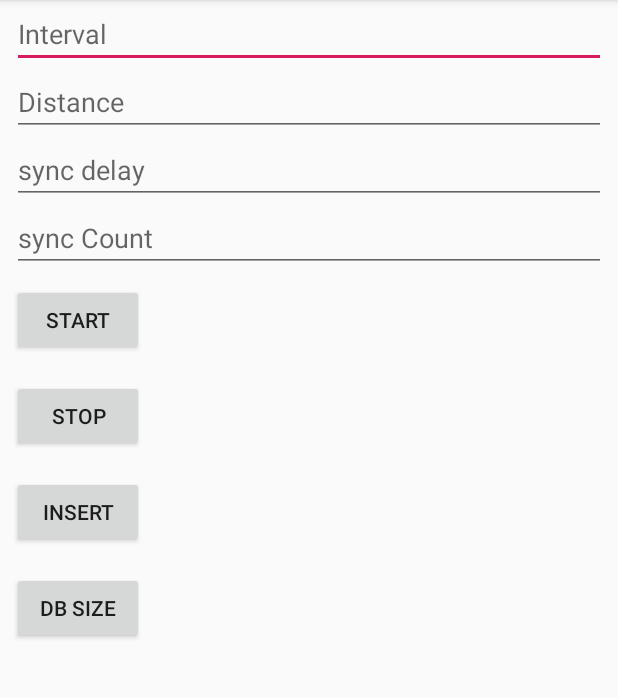
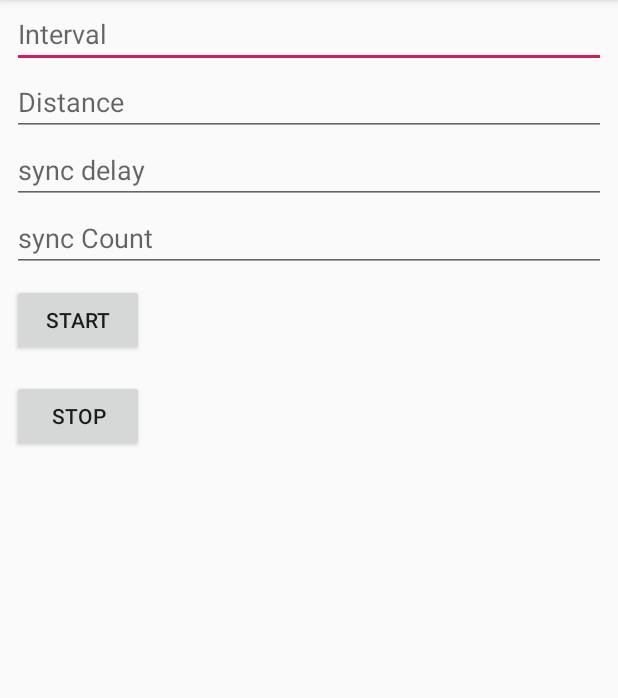
Before and after one commit to m0hammadgh/LocationTracking, an Android app: the screen it shows after launch (MainActivity), on a phone screen of 412 x 824 dp, the part 84-782 px from its top. Run offline under Robolectric (Android 15) with nearby library versions, the phone set to English and light mode, and no system bars; our stand-ins replace EventBus.

Commit message:
changing repo

```diff
--- a/app/src/main/java/com/golriz/locationtracker/MainActivity.kt
+++ b/app/src/main/java/com/golriz/locationtracker/MainActivity.kt
@@ -1,39 +1,35 @@
 package com.golriz.locationtracker
 
 import android.os.Bundle
-import android.widget.Toast
 import androidx.annotation.NonNull
 import androidx.appcompat.app.AppCompatActivity
-import androidx.lifecycle.Observer
 import com.golriz.gpstracker.broadCast.Events
-import com.golriz.gpstracker.broadCast.GlobalBus
 import com.golriz.gpstracker.core.LocationTracker
-import com.golriz.gpstracker.db.model.UserCurrentLocation
-import com.golriz.gpstracker.db.repository.RoomRepository
-import com.golriz.gpstracker.gpsInfo.AppLog
 import com.golriz.gpstracker.gpsInfo.GpsSetting
 import com.golriz.gpstracker.utils.SettingsLocationTracker.PERMISSION_ACCESS_LOCATION_CODE
 import kotlinx.android.synthetic.main.activity_main.*
 import org.greenrobot.eventbus.Subscribe
 import org.greenrobot.eventbus.ThreadMode
-import java.util.*
-import kotlin.concurrent.fixedRateTimer
 
 
 class MainActivity : AppCompatActivity() {
 
-    private lateinit var time: Timer
+
     var locationTracker: LocationTracker? = null
     override fun onCreate(savedInstanceState: Bundle?) {
         super.onCreate(savedInstanceState)
         setContentView(R.layout.activity_main)
         init()
 
-        this.time = fixedRateTimer("default", true, 1000L, 10000) {
-            AppLog.d("Hello from timer")
-        }
+
         btnStop.setOnClickListener {
-
+            locationTracker = LocationTracker("my.action.mohammad", this)
+                .setNewPointInterval(edtInterval.text.toString().toLong())
+                .setOnlyGpsMode(true)
+                .setMinDistanceBetweenLocations(edtMinDistance.text.toString().toInt())
+                .setCountOfSyncItems(edtSyncCount.text.toString().toInt())
+                .setSyncToServerInterval(edtSynInterval.text.toString().toLong())
+                .setHighAccuracyMode(true)
             locationTracker?.start(baseContext, this)
         }
 
@@ -41,69 +37,22 @@ class MainActivity : AppCompatActivity() {
             stopService()
         }
 
-        insertData.setOnClickListener {
-
-
-        }
-
-        getsize.setOnClickListener {
-
-            Toast.makeText(this, "${RoomRepository(this).getLasSubmittedItem().latitude}", Toast.LENGTH_LONG).show()
-//            getLocationList()
-//            getLastInsertedItem()
-        }
 
     }
 
     private fun init() {
-
-        locationTracker = LocationTracker("my.action.mohammad")
-            .setNewPointInterval(5000)
-            .setOnlyGpsMode(true)
-            .setMinDistanceBetweenLocations(50)
-            .setCountOfSyncItems(5)
-            .setSyncToServerInterval(5000)
-            .setHighAccuracyMode(true)
-        GlobalBus.bus?.register(this)
-
-
-        val i = GpsSetting.instance?.gpsData?.satellitesSize
-
 
     }
 
 
     private fun stopService() {
         locationTracker?.stopLocationService(this)
-        time.cancel()
-    }
-
-    private fun addDataToDB() {
-        RoomRepository(this).insertTask(123.565, 15.6663, null)
-    }
-
-    private fun getLocationList() {
-
-        RoomRepository(this).tasks.observe(
-            this,
-            Observer<List<UserCurrentLocation>> { locations ->
-                Toast.makeText(this, "${locations.size}", Toast.LENGTH_LONG).show()
-            })
-    }
-
-    private fun getLastInsertedItem() {
-        RoomRepository(this).getLasSubmittedRecord().observe(this,
-            Observer<UserCurrentLocation> { lastItem ->
-                Toast.makeText(this, "${lastItem.latitude} ${lastItem.id}", Toast.LENGTH_LONG).show()
-
-
-            })
     }
 
 
     override fun onRequestPermissionsResult(requestCode: Int, @NonNull permissions: Array<String>, @NonNull grantResults: IntArray) {
 
-        LocationTracker("my.action.mohammad").onRequestPermission(requestCode, permissions, grantResults)
+        LocationTracker("my.action.mohammad",this).onRequestPermission(requestCode, permissions, grantResults)
         super.onRequestPermissionsResult(requestCode, permissions, grantResults)
         if (requestCode == PERMISSION_ACCESS_LOCATION_CODE) {
             (locationTracker?.start(baseContext, this))
@@ -113,10 +62,6 @@ class MainActivity : AppCompatActivity() {
 
     }
 
-    companion object {
-
-        private val TAG_PERMISSION_CODE = 10052
-    }
 
     @Subscribe(sticky = true, threadMode = ThreadMode.MAIN)
     fun getMessage(fragmentActivityMessage: Events.SendLocation) {
@@ -124,4 +69,6 @@ class MainActivity : AppCompatActivity() {
 
 
     }
+
+
 }
--- a/app/src/main/res/layout/activity_main.xml
+++ b/app/src/main/res/layout/activity_main.xml
@@ -8,6 +8,7 @@
               tools:context=".MainActivity">
 
     <EditText
+            android:id="@+id/edtInterval"
             android:layout_width="match_parent"
             android:layout_height="wrap_content"
             android:layout_marginStart="8dp"
@@ -19,6 +20,7 @@
             app:layout_constraintStart_toStartOf="parent"/>
 
     <EditText
+            android:id="@+id/edtMinDistance"
             android:layout_width="match_parent"
             android:layout_height="wrap_content"
             android:layout_marginStart="8dp"
@@ -30,6 +32,7 @@
             app:layout_constraintStart_toStartOf="parent"/>
 
     <EditText
+            android:id="@+id/edtSynInterval"
             android:layout_width="match_parent"
             android:layout_height="wrap_content"
             android:layout_marginStart="8dp"
@@ -41,6 +44,7 @@
             app:layout_constraintStart_toStartOf="parent"/>
 
     <EditText
+            android:id="@+id/edtSyncCount"
             android:layout_width="match_parent"
             android:layout_height="wrap_content"
             android:layout_marginStart="8dp"
@@ -74,30 +78,7 @@
             app:layout_constraintStart_toStartOf="parent"
             app:layout_constraintTop_toTopOf="parent"
             app:layout_constraintVertical_bias="0.988"/>
-    <Button
-            android:id="@+id/insertData"
-            android:layout_width="wrap_content"
-            android:layout_height="wrap_content"
-            android:layout_margin="8dp"
-            android:text="insert"
-            app:layout_constraintBottom_toBottomOf="parent"
-            app:layout_constraintEnd_toEndOf="parent"
-            app:layout_constraintHorizontal_bias="0.517"
-            app:layout_constraintStart_toStartOf="parent"
-            app:layout_constraintTop_toTopOf="parent"
-            app:layout_constraintVertical_bias="0.988"/>
-    <Button
-            android:id="@+id/getsize"
-            android:layout_width="wrap_content"
-            android:layout_height="wrap_content"
-            android:layout_margin="8dp"
-            android:text="db size"
-            app:layout_constraintBottom_toBottomOf="parent"
-            app:layout_constraintEnd_toEndOf="parent"
-            app:layout_constraintHorizontal_bias="0.517"
-            app:layout_constraintStart_toStartOf="parent"
-            app:layout_constraintTop_toTopOf="parent"
-            app:layout_constraintVertical_bias="0.988"/>
+
 
 
 </LinearLayout>
```
Also changed, not shown: gpstracker/src/main/java/com/golriz/gpstracker/core/LocationTracker.kt (+8 -1 lines).
